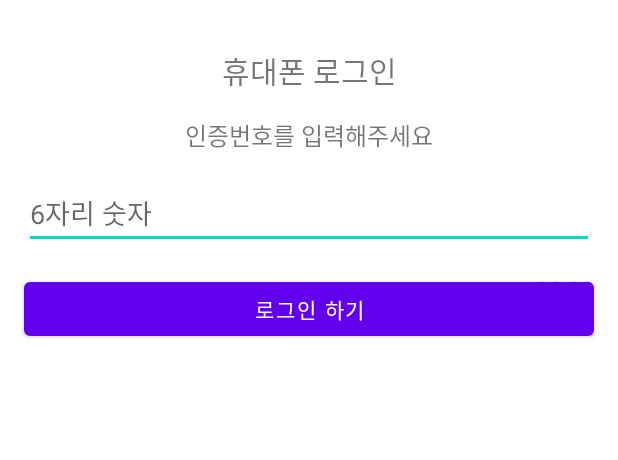
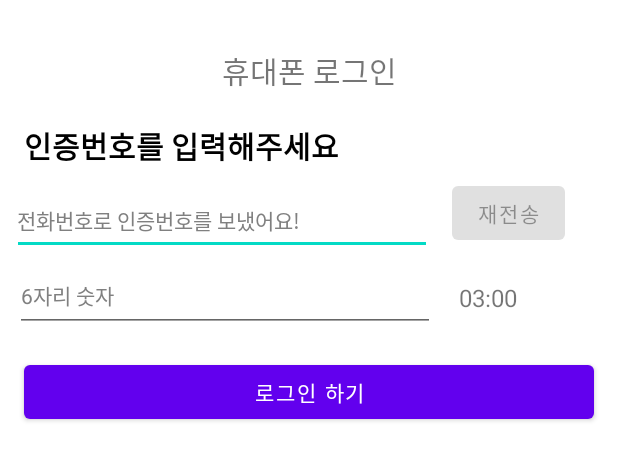
Before and after one commit to Faniverse2024/FaniverseFE2, an Android app: the layout activity_verification.xml on its own in the app's theme, with its tools: preview values and no code run, on a phone screen of 412 x 824 dp. Shown: the top 460 px of the screen. Run offline under Robolectric (Android 15) with nearby library versions, the phone set to English and light mode, and no system bars.

Commit message:
activity_main/activity_verification

```diff
--- a/app/src/main/res/layout/activity_verification.xml
+++ b/app/src/main/res/layout/activity_verification.xml
@@ -23,23 +23,72 @@
         android:layout_width="wrap_content"
         android:layout_height="wrap_content"
         android:text="인증번호를 입력해주세요"
-        android:textSize="16sp"
-        app:layout_constraintTop_toBottomOf="@+id/textViewTitle"
+        android:textSize="20sp"
+        android:textStyle="bold"
+        android:textColor="#000000"
+        app:layout_constraintTop_toBottomOf="@id/textViewTitle"
         app:layout_constraintStart_toStartOf="parent"
-        app:layout_constraintEnd_toEndOf="parent"
-        app:layout_constraintBottom_toTopOf="@+id/editTextVerificationCode"
-        android:layout_marginTop="16dp"/>
+        android:layout_marginStart="16dp"
+        android:layout_marginTop="20dp"/>
+
+
+    <EditText
+        android:id="@+id/editTextPhoneNumberInfo"
+        android:layout_width="280dp"
+        android:layout_height="48dp"
+        android:text="전화번호로 인증번호를 보냈어요!"
+        android:textSize="14sp"
+        android:textColor="#808080"
+        android:gravity="start|center_vertical"
+        android:paddingStart="3dp"
+        android:paddingEnd="0dp"
+        android:paddingBottom="8dp"
+        android:inputType="none"
+        app:layout_constraintTop_toBottomOf="@+id/textViewInstructions"
+        app:layout_constraintStart_toStartOf="parent"
+        android:layout_marginStart="8dp"
+        android:layout_marginTop="10dp"/>
+
 
     <EditText
         android:id="@+id/editTextVerificationCode"
-        android:layout_width="0dp"
+        android:layout_width="280dp"
         android:layout_height="48dp"
         android:hint="6자리 숫자"
+        android:textSize="14sp"
+        android:textColorHint="#808080"
+        android:gravity="start|center_vertical"
         android:inputType="number"
+        app:layout_constraintTop_toBottomOf="@+id/editTextPhoneNumberInfo"
+        app:layout_constraintStart_toStartOf="parent"
+        app:layout_constraintEnd_toStartOf="@+id/textViewTimer"
+        android:layout_marginStart="57dp"
+        android:layout_marginTop="3dp"
+        android:layout_marginEnd="16dp"/>
+
+
+    <TextView
+        android:id="@+id/textViewTimer"
+        android:layout_width="wrap_content"
+        android:layout_height="wrap_content"
+        android:layout_marginTop="17dp"
+        android:layout_marginEnd="4dp"
+        android:text="03:00"
+        android:textSize="16sp"
+        app:layout_constraintEnd_toStartOf="@+id/buttonResend"
+        app:layout_constraintStart_toEndOf="@+id/editTextVerificationCode"
+        app:layout_constraintTop_toBottomOf="@+id/editTextPhoneNumberInfo" />
+
+    <Button
+        android:id="@+id/buttonResend"
+        android:layout_width="75dp"
+        android:layout_height="wrap_content"
+        android:text="재전송"
+        android:enabled="false"
         app:layout_constraintTop_toBottomOf="@+id/textViewInstructions"
-        app:layout_constraintStart_toStartOf="parent"
-        app:layout_constraintEnd_toEndOf="parent"
-        android:layout_margin="16dp"/>
+        app:layout_constraintStart_toEndOf="@+id/editTextPhoneNumberInfo"
+        android:layout_marginTop="6dp"
+        android:layout_marginStart="13dp"/>
 
     <Button
         android:id="@+id/buttonLogin"
@@ -51,15 +100,4 @@
         app:layout_constraintEnd_toEndOf="parent"
         android:layout_margin="16dp"/>
 
-    <TextView
-        android:id="@+id/textViewTimer"
-        android:layout_width="wrap_content"
-        android:layout_height="wrap_content"
-        android:text="03:00"
-        android:textSize="16sp"
-        app:layout_constraintTop_toBottomOf="@+id/editTextVerificationCode"
-        app:layout_constraintEnd_toEndOf="parent"
-        android:layout_marginTop="16dp"
-        android:layout_marginEnd="16dp"/>
-
 </androidx.constraintlayout.widget.ConstraintLayout>
```
Also changed, not shown: app/src/main/java/com/example/login/MainActivity.java (+27 -6 lines), app/src/main/java/com/example/login/VerificationActivity.java (+71 -6 lines).
